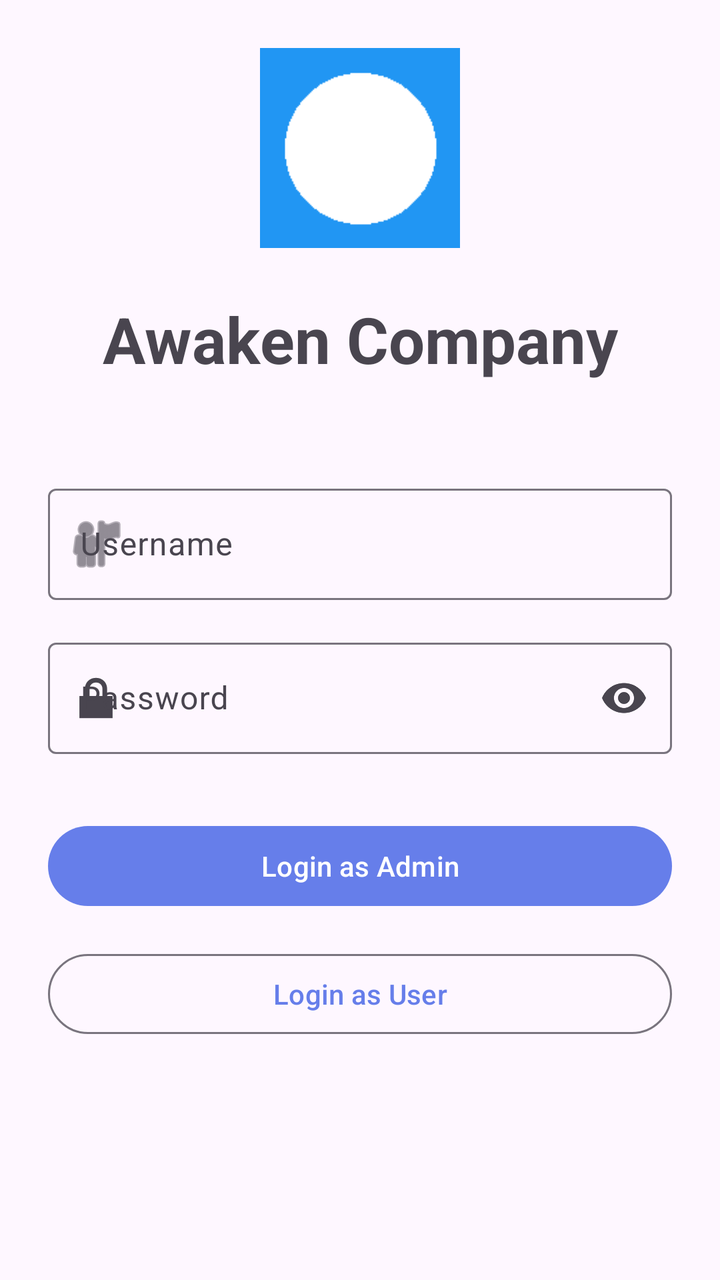
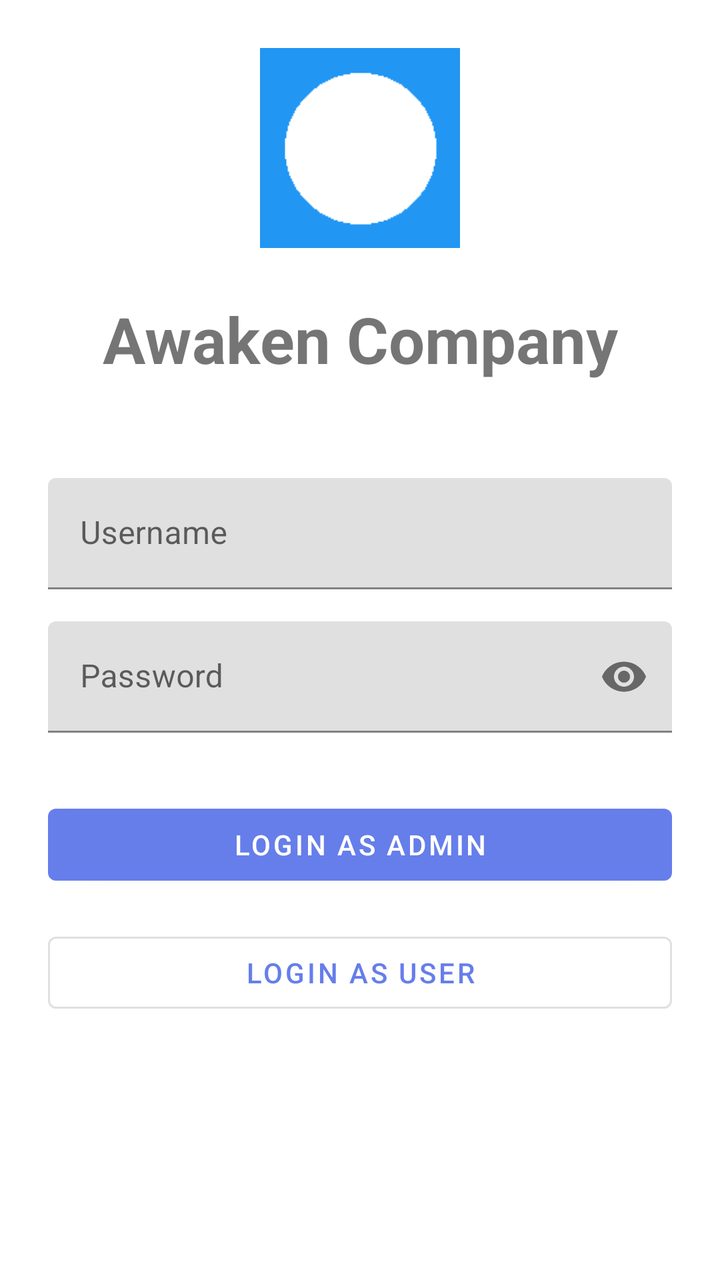

An Android layout rendered at two revisions. The XML below is the earlier revision; the diff shows what the commit changed to produce the second picture.
<!-- AndroidManifest.xml: application theme Theme.AwakenCompany -->
<!-- res/layout/activity_login.xml -->
<?xml version="1.0" encoding="utf-8"?>
<androidx.constraintlayout.widget.ConstraintLayout xmlns:android="http://schemas.android.com/apk/res/android"
    xmlns:app="http://schemas.android.com/apk/res-auto"
    android:layout_width="match_parent"
    android:layout_height="match_parent"
    android:padding="24dp">

    <ImageView
        android:id="@+id/ivLogo"
        android:layout_width="100dp"
        android:layout_height="100dp"
        android:src="@mipmap/ic_launcher"
        app:layout_constraintEnd_toEndOf="parent"
        app:layout_constraintStart_toStartOf="parent"
        app:layout_constraintTop_toTopOf="parent"
        app:layout_constraintVertical_bias="0.15" />

    <TextView
        android:id="@+id/tvTitle"
        android:layout_width="wrap_content"
        android:layout_height="wrap_content"
        android:layout_marginTop="24dp"
        android:text="@string/app_name"
        android:textSize="32sp"
        android:textStyle="bold"
        app:layout_constraintEnd_toEndOf="parent"
        app:layout_constraintStart_toStartOf="parent"
        app:layout_constraintTop_toBottomOf="@id/ivLogo" />

    <com.google.android.material.textfield.TextInputLayout
        android:id="@+id/tilUsername"
        android:layout_width="0dp"
        android:layout_height="wrap_content"
        android:layout_marginTop="48dp"
        android:hint="@string/username"
        app:layout_constraintEnd_toEndOf="parent"
        app:layout_constraintStart_toStartOf="parent"
        app:layout_constraintTop_toBottomOf="@id/tvTitle"
        app:startIconDrawable="@android:drawable/ic_menu_myplaces">

        <com.google.android.material.textfield.TextInputEditText
            android:id="@+id/etUsername"
            android:layout_width="match_parent"
            android:layout_height="wrap_content"
            android:inputType="text" />

    </com.google.android.material.textfield.TextInputLayout>

    <com.google.android.material.textfield.TextInputLayout
        android:id="@+id/tilPassword"
        android:layout_width="0dp"
        android:layout_height="wrap_content"
        android:layout_marginTop="16dp"
        android:hint="@string/password"
        app:endIconMode="password_toggle"
        app:layout_constraintEnd_toEndOf="parent"
        app:layout_constraintStart_toStartOf="parent"
        app:layout_constraintTop_toBottomOf="@id/tilUsername"
        app:startIconDrawable="@android:drawable/ic_lock_lock">

        <com.google.android.material.textfield.TextInputEditText
            android:id="@+id/etPassword"
            android:layout_width="match_parent"
            android:layout_height="wrap_content"
            android:inputType="textPassword" />

    </com.google.android.material.textfield.TextInputLayout>

    <com.google.android.material.button.MaterialButton
        android:id="@+id/btnAdminLogin"
        android:layout_width="0dp"
        android:layout_height="wrap_content"
        android:layout_marginTop="32dp"
        android:text="@string/login_as_admin"
        app:layout_constraintEnd_toEndOf="parent"
        app:layout_constraintStart_toStartOf="parent"
        app:layout_constraintTop_toBottomOf="@id/tilPassword" />

    <com.google.android.material.button.MaterialButton
        android:id="@+id/btnUserLogin"
        android:layout_width="0dp"
        android:layout_height="wrap_content"
        android:layout_marginTop="16dp"
        android:text="@string/login_as_user"
        style="@style/Widget.Material3.Button.OutlinedButton"
        app:layout_constraintEnd_toEndOf="parent"
        app:layout_constraintStart_toStartOf="parent"
        app:layout_constraintTop_toBottomOf="@id/btnAdminLogin" />

</androidx.constraintlayout.widget.ConstraintLayout>
<!-- resources referenced by this layout -->
<resources>
  <!-- mipmap ic_launcher: png bitmap (mipmap-hdpi, 397 bytes) -->
  <string name="app_name">Awaken Company</string>
  <string name="login_as_admin">Login as Admin</string>
  <string name="login_as_user">Login as User</string>
  <string name="password">Password</string>
  <string name="username">Username</string>
  <style name="Theme.AwakenCompany" parent="Theme.Material3.DayNight">
          <item name="colorPrimary">@color/primary</item>
          <item name="colorPrimaryVariant">@color/primary_dark</item>
          <item name="colorOnPrimary">@color/white</item>
      </style>
  <color name="primary">#667eea</color>
  <color name="primary_dark">#5568d3</color>
  <color name="white">#FFFFFF</color>
</resources>

<!-- the commit's change to res/layout/activity_login.xml (unified diff, before → after) -->
@@ -36,7 +36,7 @@
         app:layout_constraintEnd_toEndOf="parent"
         app:layout_constraintStart_toStartOf="parent"
         app:layout_constraintTop_toBottomOf="@id/tvTitle"
-        app:startIconDrawable="@android:drawable/ic_menu_myplaces">
+        >
 
         <com.google.android.material.textfield.TextInputEditText
             android:id="@+id/etUsername"
@@ -56,7 +56,7 @@
         app:layout_constraintEnd_toEndOf="parent"
         app:layout_constraintStart_toStartOf="parent"
         app:layout_constraintTop_toBottomOf="@id/tilUsername"
-        app:startIconDrawable="@android:drawable/ic_lock_lock">
+        >
 
         <com.google.android.material.textfield.TextInputEditText
             android:id="@+id/etPassword"
@@ -82,7 +82,7 @@
         android:layout_height="wrap_content"
         android:layout_marginTop="16dp"
         android:text="@string/login_as_user"
-        style="@style/Widget.Material3.Button.OutlinedButton"
+        style="@style/Widget.MaterialComponents.Button.OutlinedButton"
         app:layout_constraintEnd_toEndOf="parent"
         app:layout_constraintStart_toStartOf="parent"
         app:layout_constraintTop_toBottomOf="@id/btnAdminLogin" />
<!-- resource entries referenced after the edit -->
@@ -6,7 +6,7 @@
   <string name="login_as_user">Login as User</string>
   <string name="password">Password</string>
   <string name="username">Username</string>
-  <style name="Theme.AwakenCompany" parent="Theme.Material3.DayNight">
+  <style name="Theme.AwakenCompany" parent="Theme.MaterialComponents.DayNight">
           <item name="colorPrimary">@color/primary</item>
           <item name="colorPrimaryVariant">@color/primary_dark</item>
           <item name="colorOnPrimary">@color/white</item>
